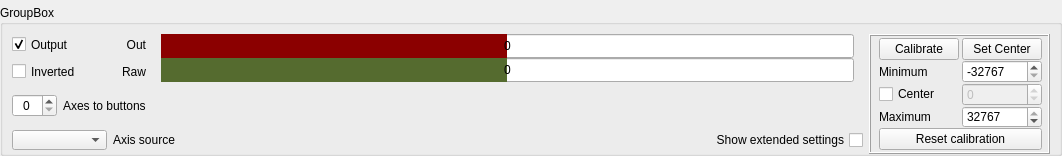
This is widgets/axes.ui in FreeJoy-Team/FreeJoyConfiguratorQt as Qt 5 draws it before an edit. The edited form follows.
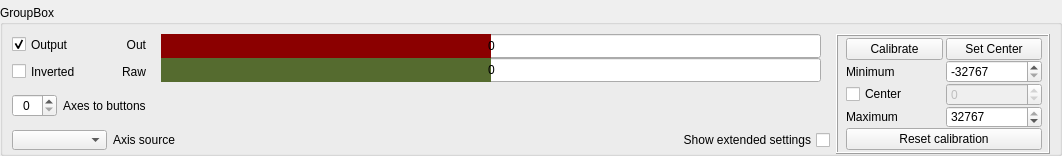
This is the edited form. Custom widgets are drawn as their Qt base class.

```diff
--- a/widgets/axes.ui
+++ b/widgets/axes.ui
@@ -46,7 +46,7 @@
      <property name="title">
       <string>GroupBox</string>
      </property>
-     <layout class="QGridLayout" name="gridLayout_2" rowstretch="1,0,0,0" columnstretch="0,0,0,6,2,0" columnminimumwidth="0,0,0,0,0,0">
+     <layout class="QGridLayout" name="gridLayout_2" rowstretch="1,0,0,0" columnstretch="0,0,0,0,6,2" columnminimumwidth="0,0,0,0,0,0">
       <property name="bottomMargin">
        <number>3</number>
       </property>
```
